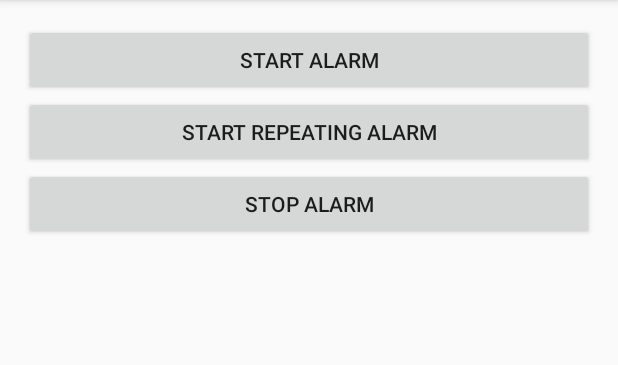
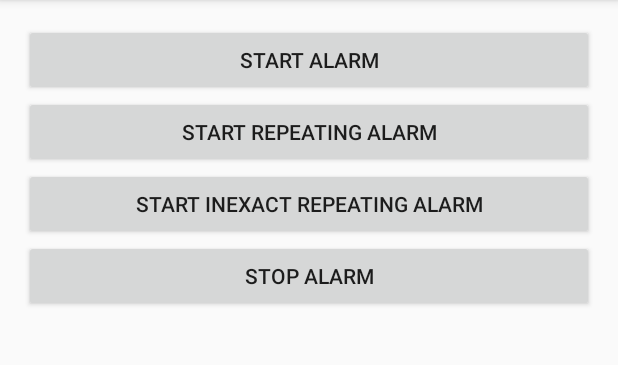
Before and after one commit to AshokMadduru/AlarmExample, an Android app: the screen it shows after launch (AlarmActivity), after a tap on "START REPEATING ALARM", on a phone screen of 412 x 824 dp, the part 84-449 px from its top. Run offline under Robolectric (Android 15) with nearby library versions, the phone set to English and light mode, and no system bars.

Commit message:
set inexact repeating alarm

```diff
--- a/app/src/main/java/com/shok/alarmexample/AlarmActivity.java
+++ b/app/src/main/java/com/shok/alarmexample/AlarmActivity.java
@@ -22,6 +22,7 @@ public class AlarmActivity extends AppCompatActivity implements View.OnClickList
     private Button startAlarmButton;
     private Button stopAlarmButton;
     private Button startRepeatingAlarmButton;
+    private Button startInExactRepeatingAlarmButton;
 
     @Override
     protected void onCreate(Bundle savedInstanceState) {
@@ -35,9 +36,11 @@ public class AlarmActivity extends AppCompatActivity implements View.OnClickList
         startAlarmButton = (Button) findViewById(R.id.start_alarm_button);
         stopAlarmButton = (Button) findViewById(R.id.stop_alarm_button);
         startRepeatingAlarmButton = (Button) findViewById(R.id.start_repeating_alarm_button);
+        startInExactRepeatingAlarmButton = (Button) findViewById(R.id.start_inexact_alarm);
         startAlarmButton.setOnClickListener(this);
         stopAlarmButton.setOnClickListener(this);
         startRepeatingAlarmButton.setOnClickListener(this);
+        startInExactRepeatingAlarmButton.setOnClickListener(this);
     }
     /**
      * initialize Alarm Manager
@@ -59,6 +62,9 @@ public class AlarmActivity extends AppCompatActivity implements View.OnClickList
                 break;
             case R.id.start_repeating_alarm_button:
                 setRepeatingAlarm();
+                break;
+            case R.id.start_inexact_alarm:
+                setInExactRepeatingAlarm();
                 break;
         }
     }
@@ -84,13 +90,22 @@ public class AlarmActivity extends AppCompatActivity implements View.OnClickList
         }
         Calendar calendar = Calendar.getInstance();
         calendar.set(Calendar.MINUTE, calendar.get(Calendar.MINUTE) + 2);
-        alarmManager.setInexactRepeating(AlarmManager.RTC_WAKEUP, calendar.getTimeInMillis(),
+        alarmManager.setRepeating(AlarmManager.RTC_WAKEUP, calendar.getTimeInMillis(),
                 AlarmManager.INTERVAL_FIFTEEN_MINUTES, pendingIntent);
     }
 
 
+    /**
+     * set inexact repeating alarm
+     */
     private void setInExactRepeatingAlarm() {
-
+        if (alarmManager == null) {
+            initializeAlarmManager();
+        }
+        Calendar calendar = Calendar.getInstance();
+        calendar.set(Calendar.MINUTE, calendar.get(Calendar.MINUTE) + 2);
+        alarmManager.setInexactRepeating(AlarmManager.RTC_WAKEUP, calendar.getTimeInMillis(),
+                1000*60*2, pendingIntent);
     }
 
     /**
--- a/app/src/main/res/layout/activity_alarm.xml
+++ b/app/src/main/res/layout/activity_alarm.xml
@@ -24,6 +24,11 @@
     <Button
         android:layout_width="match_parent"
         android:layout_height="wrap_content"
+        android:text="@string/start_inexact_repeating_alarm_text"
+        android:id="@+id/start_inexact_alarm"/>
+    <Button
+        android:layout_width="match_parent"
+        android:layout_height="wrap_content"
         android:text="@string/stop_alarm_text"
         android:id="@+id/stop_alarm_button"/>
 </LinearLayout>
--- a/app/src/main/res/values/strings.xml
+++ b/app/src/main/res/values/strings.xml
@@ -4,6 +4,7 @@
     <string name="start_alarm_text">Start Alarm</string>
     <string name="stop_alarm_text">Stop Alarm</string>
     <string name="start_repeating_alarm_text">Start Repeating Alarm</string>
+    <string name="start_inexact_repeating_alarm_text">Start InExact Repeating Alarm</string>
 
     <string name="notification_text">Alarm Notification</string>
 </resources>
```
